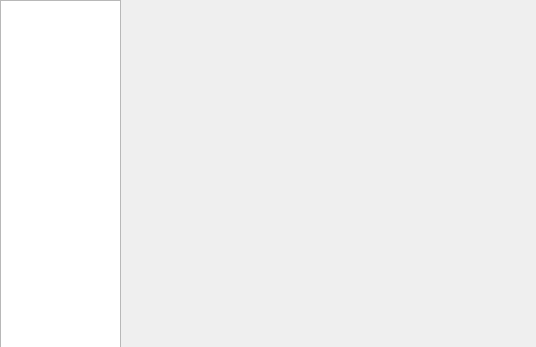
Before: the Qt Designer form src/main/resources/base/theme/statistic.ui in bigusef/rocks, drawn with Qt 5.
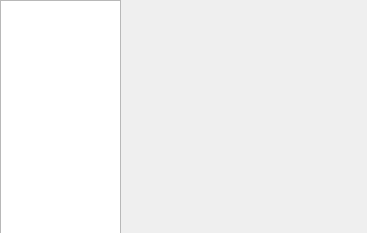
After: the same form once the commit is applied.

Commit message: fix window size

```diff
--- a/src/main/resources/base/theme/statistic.ui
+++ b/src/main/resources/base/theme/statistic.ui
@@ -6,8 +6,8 @@
    <rect>
     <x>0</x>
     <y>0</y>
-    <width>536</width>
-    <height>347</height>
+    <width>367</width>
+    <height>233</height>
    </rect>
   </property>
   <property name="windowTitle">
```
The commit also changes 1 other file.
